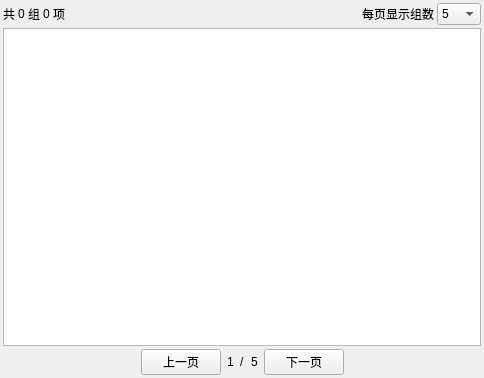
PPJUST/ComicDup, file components/widget_assembler_similar_result_preview/widget_similar_result_preview/res/similar_result_preview.ui: the form before one commit.
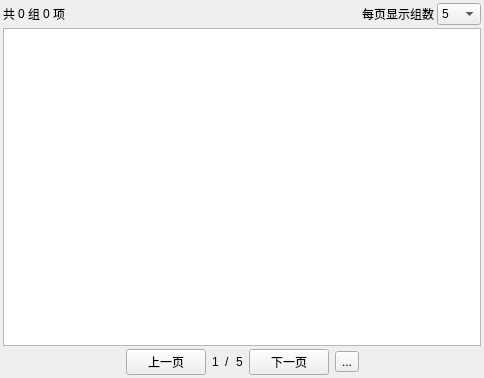
The form after the commit.

Diff of the .ui file:
```diff
--- a/components/widget_assembler_similar_result_preview/widget_similar_result_preview/res/similar_result_preview.ui
+++ b/components/widget_assembler_similar_result_preview/widget_similar_result_preview/res/similar_result_preview.ui
@@ -188,6 +188,13 @@
        </property>
       </widget>
      </item>
+     <item>
+      <widget class="QToolButton" name="toolButton_jump_page">
+       <property name="text">
+        <string>...</string>
+       </property>
+      </widget>
+     </item>
      <item>
       <spacer name="horizontalSpacer_2">
        <property name="orientation">
```
